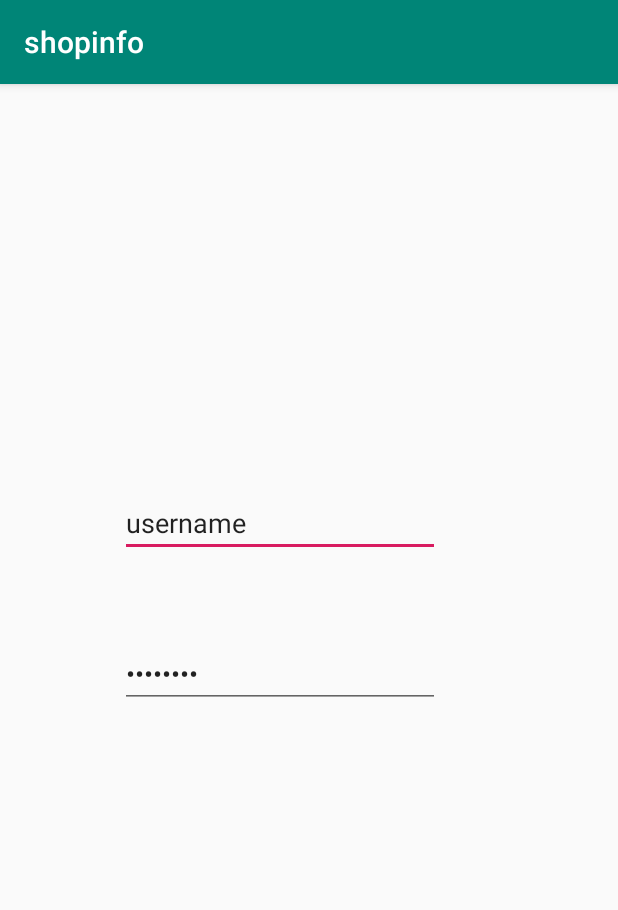
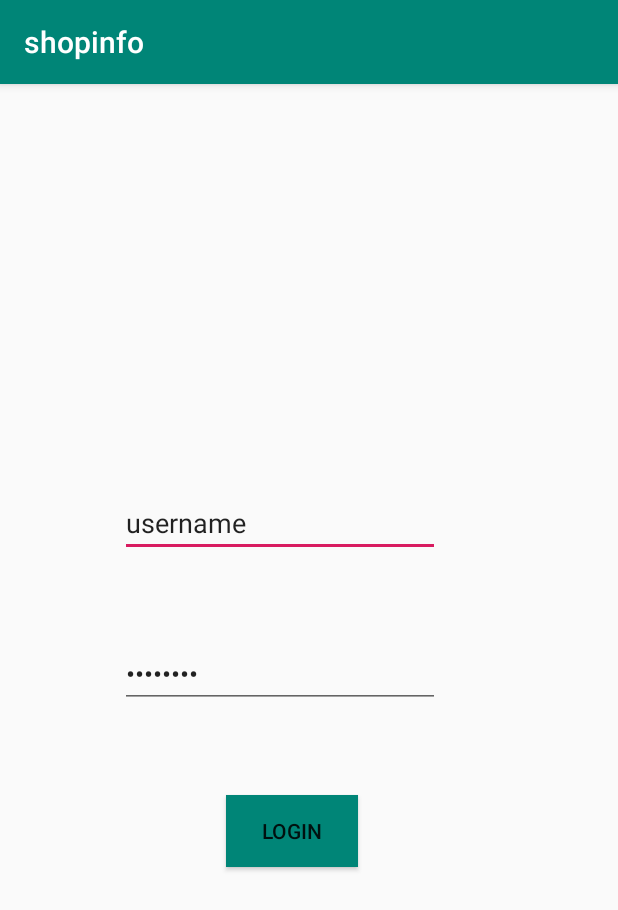
Before and after one commit to naveenpi/shopinfo, an Android app: the login screen opened directly, with no data from a screen before it, on a phone screen of 412 x 824 dp. Shown: the top 910 px of the screen. Run offline under Robolectric (Android 15) with nearby library versions, the phone set to English and light mode, and no system bars.

Commit message:
added login button to activity_login.xml

```diff
--- a/app/src/main/res/layout/activity_login.xml
+++ b/app/src/main/res/layout/activity_login.xml
@@ -33,4 +33,19 @@
         app:layout_constraintRight_toRightOf="parent"
         app:layout_constraintTop_toTopOf="parent"
         app:layout_constraintVertical_bias="0.513" />
+
+    <Button
+        android:id="@+id/loginbtn"
+        android:layout_width="wrap_content"
+        android:layout_height="wrap_content"
+        android:text="Login"
+        android:onClick="login"
+        android:background="@color/colorPrimary"
+        app:layout_constraintBottom_toBottomOf="parent"
+        app:layout_constraintHorizontal_bias="0.464"
+        app:layout_constraintLeft_toLeftOf="parent"
+        app:layout_constraintRight_toRightOf="parent"
+        app:layout_constraintTop_toTopOf="parent"
+        app:layout_constraintVertical_bias="0.658" />
+
 </androidx.constraintlayout.widget.ConstraintLayout>
```
